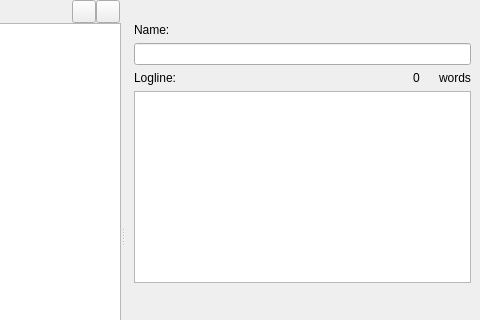
This is src/bin/scenarist-desktop/UserInterfaceLayer/Research/ResearchView.ui in dimkanovikov/KITScenarist as Qt 5 draws it before an edit; both pictures show x 211 to 691 and y 0 to 320 of the 691 by 472 pixel window. The edited form follows.
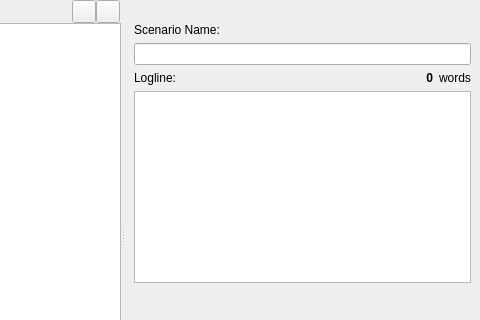
This is the edited form. The open tabs and pages were chosen to show the change. Icons and pictures are not drawn. Custom widgets are drawn as their Qt base class.

Commit message: Added context menu for research navigator + update translations

What changed in the file:
```diff
--- a/src/bin/scenarist-desktop/UserInterfaceLayer/Research/ResearchView.ui
+++ b/src/bin/scenarist-desktop/UserInterfaceLayer/Research/ResearchView.ui
@@ -123,7 +123,7 @@
            <item row="0" column="0">
             <widget class="QLabel" name="label">
              <property name="text">
-              <string>Name:</string>
+              <string>Scenario Name:</string>
              </property>
             </widget>
            </item>
@@ -151,9 +151,18 @@
                <verstretch>0</verstretch>
               </sizepolicy>
              </property>
+             <property name="font">
+              <font>
+               <weight>75</weight>
+               <bold>true</bold>
+              </font>
+             </property>
              <property name="text">
               <string>0</string>
              </property>
+             <property name="alignment">
+              <set>Qt::AlignRight|Qt::AlignTrailing|Qt::AlignVCenter</set>
+             </property>
             </widget>
            </item>
            <item row="2" column="2">
```
Left out of the diff: 4 changed lines with no effect on the pictures. The commit also changes 13 other files.
